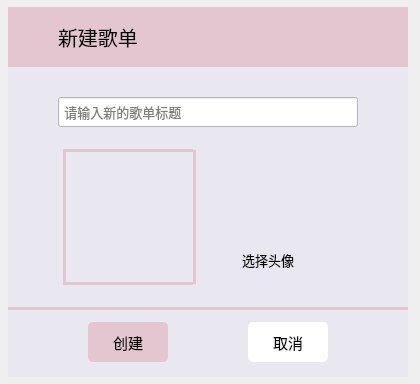
MyEternalMoon/PyQt_mp3Player, file ui/newDialog.ui: the form before one commit.
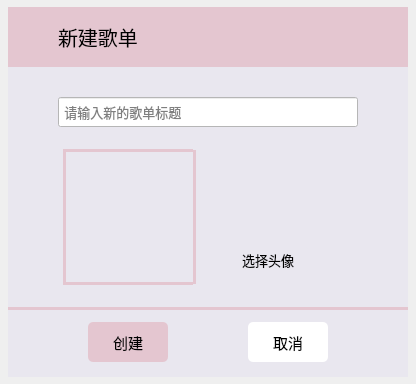
The form after the commit. Icons and pictures are not drawn.

```diff
--- a/ui/newDialog.ui
+++ b/ui/newDialog.ui
@@ -6,7 +6,7 @@
    <rect>
     <x>0</x>
     <y>0</y>
-    <width>420</width>
+    <width>416</width>
     <height>384</height>
    </rect>
   </property>
```
Left out of the diff: 89 changed lines with no effect on the pictures.
